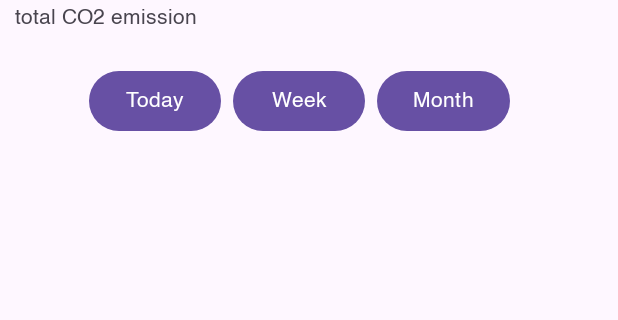
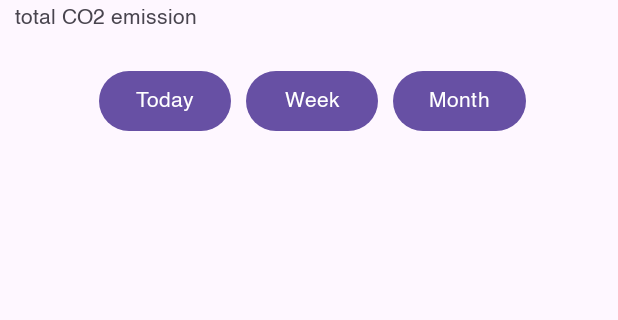
Before and after one commit to reyanshgupta/Cartor, an Android app: the HomePage screen opened directly, with no data from a screen before it, on a phone screen of 412 x 824 dp, the part 99-419 px from its top. Run offline under Robolectric (Android 15) with nearby library versions, the phone set to English and light mode, and no system bars.

Commit message:
fixed button issue - 918

```diff
--- a/app/src/main/res/layout/activity_home_page.xml
+++ b/app/src/main/res/layout/activity_home_page.xml
@@ -21,38 +21,38 @@
         android:text="total CO2 emission"/>
 
     <ActionMenuView
-        android:layout_width="match_parent"
+        android:layout_width="300dp"
+        android:layout_centerHorizontal="true"
         android:layout_height="wrap_content"
         android:layout_below="@id/co2em"
         android:id="@+id/buttonbar"
         android:layout_marginTop="20dp">
+
         <RelativeLayout
             android:layout_width="match_parent"
-            android:layout_height="wrap_content"
-            android:layout_below="@id/co2em"
-            android:layout_marginTop="20dp">
+            android:layout_height="match_parent">
 
             <Button
                 android:id="@+id/todaybutton"
                 android:layout_width="wrap_content"
                 android:layout_height="wrap_content"
-                android:text="Today"
-                />
+                android:layout_marginStart="10dp"
+                android:text="Today" />
 
             <Button
                 android:id="@+id/weekbutton"
                 android:layout_width="wrap_content"
                 android:layout_height="wrap_content"
+                android:layout_marginStart="10dp"
                 android:layout_toEndOf="@id/todaybutton"
-                android:layout_marginStart="8dp"
                 android:text="Week" />
 
             <Button
                 android:id="@+id/monthbutton"
                 android:layout_width="wrap_content"
                 android:layout_height="wrap_content"
+                android:layout_marginStart="10dp"
                 android:layout_toEndOf="@id/weekbutton"
-                android:layout_marginStart="8dp"
                 android:text="Month" />
         </RelativeLayout>
     </ActionMenuView>
```
